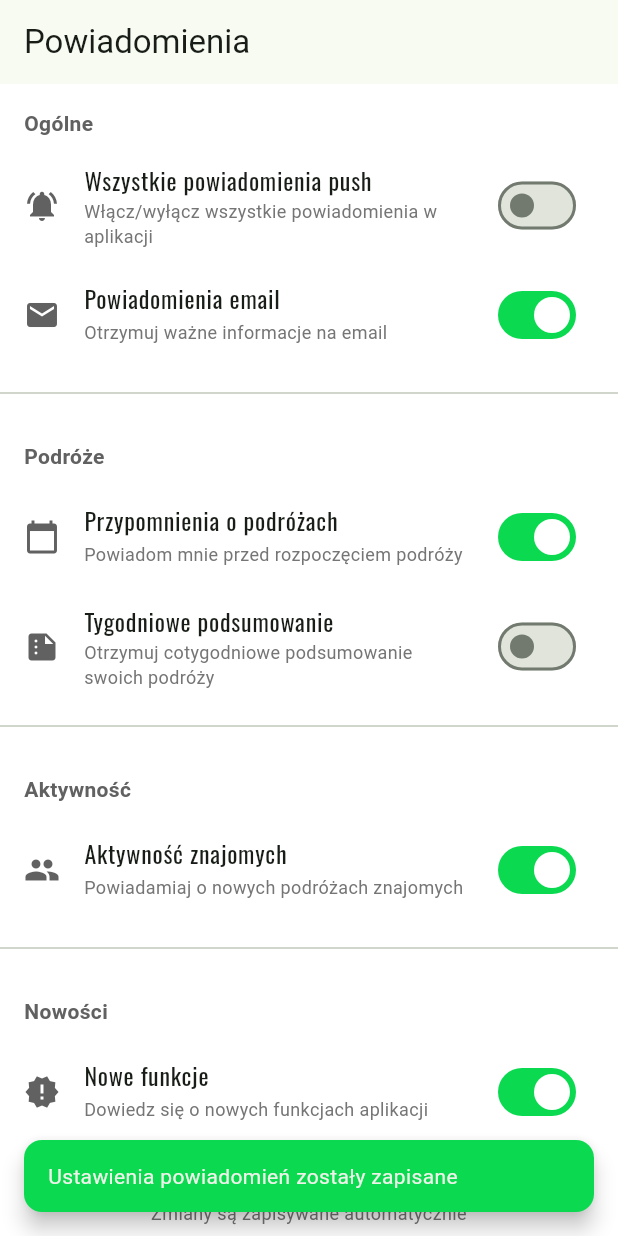
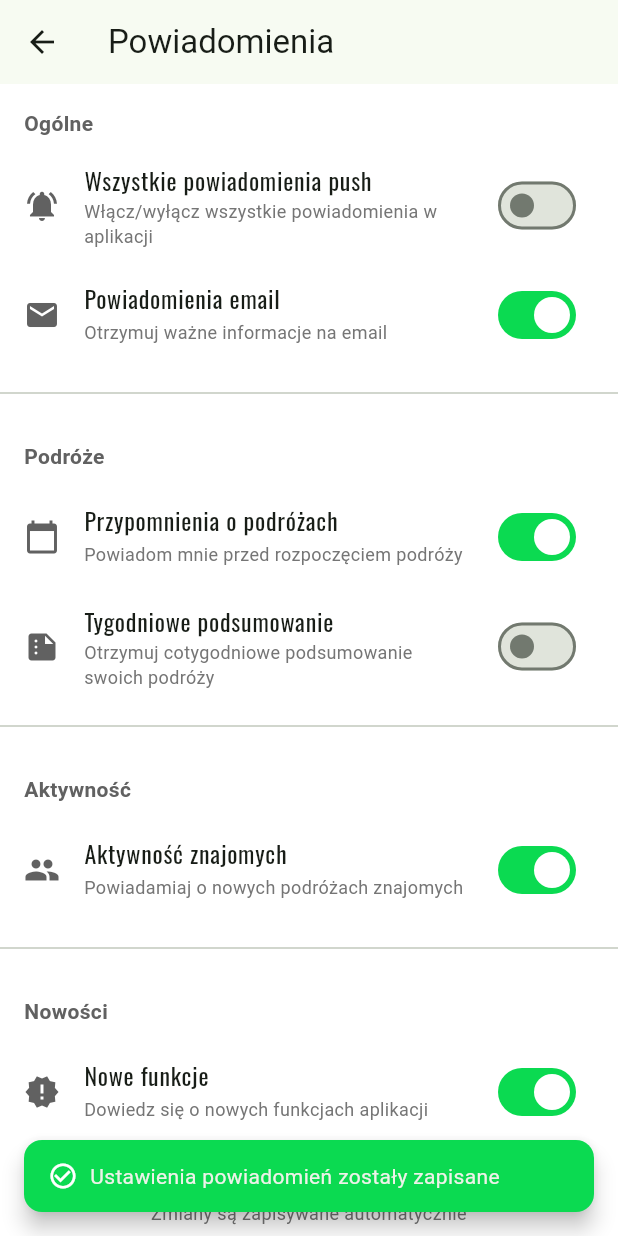
Before and after one commit to Dylo98/trip_planner, a Flutter app: the NotificationSettingsScreen screen opened by its route, after a tap on "Wszystkie powiadomienia push", on a phone screen of 412 x 824 dp. Run offline on Flutter 3.47's test engine with Material 3 defaults, Android fonts, the phone set to English and light mode, and no system bars; our stand-ins replace animated_text_kit, carousel_slider, cloud_firestore, firebase_auth, firebase_core, firebase_storage and 10 more; accounts and stored records are empty.

Commit message:
Refactor code

```diff
--- a/lib/core/navigation/app_router.dart
+++ b/lib/core/navigation/app_router.dart
@@ -2,7 +2,6 @@ import 'package:flutter/material.dart';
 import 'dart:async';
 import 'package:go_router/go_router.dart';
 import 'package:firebase_auth/firebase_auth.dart';
-
 import 'package:trip_planner/features/home/screens/home.dart';
 import 'package:trip_planner/features/auth/screens/auth.dart';
 import 'package:trip_planner/features/profile/screens/change_password.dart';
@@ -68,18 +67,20 @@ final appRouter = GoRouter(
     GoRoute(
       path: '/profile',
       builder: (context, state) => const ProfileScreen(),
-    ),
+      routes: [
         GoRoute(
-      path: '/edit-profile',
+          path: 'edit',
           builder: (context, state) => const EditProfileScreen(),
         ),
         GoRoute(
-      path: '/change-password',
+          path: 'change-password',
           builder: (context, state) => const ChangePasswordScreen(),
         ),
         GoRoute(
-      path: '/notification-settings',
+          path: 'notifications',
           builder: (context, state) => const NotificationSettingsScreen(),
         ),
       ],
+    ),
+  ],
 );
--- a/lib/core/theme/colors.dart
+++ b/lib/core/theme/colors.dart
@@ -14,8 +14,8 @@ class AppColors {
 
   static final primaryGradient = LinearGradient(
     colors: [
-      primary.withOpacity(0.8),
-      secondary.withOpacity(0.8),
+      primary.withValues(alpha: 0.8),
+      secondary.withValues(alpha: 0.8),
     ],
     begin: Alignment.topLeft,
     end: Alignment.bottomRight,
--- a/lib/core/theme/input_style.dart
+++ b/lib/core/theme/input_style.dart
@@ -80,7 +80,7 @@ class AppInputStyle {
       errorText: errorText,
       labelStyle: const TextStyle(color: AppColors.grey, fontSize: 14),
       hintStyle:
-          TextStyle(color: AppColors.grey.withOpacity(0.6), fontSize: 14),
+          TextStyle(color: AppColors.grey.withValues(alpha: 0.6), fontSize: 14),
       border: const UnderlineInputBorder(
         borderSide: BorderSide(color: AppColors.lightGrey, width: 1),
       ),
--- a/lib/core/widgets/app_notifications.dart
+++ b/lib/core/widgets/app_notifications.dart
@@ -10,6 +10,7 @@ class AppNotifications {
     required BuildContext context,
     required String message,
     required Color backgroundColor,
+    IconData? icon,
   }) {
     if (!context.mounted) return;
 
@@ -27,7 +28,15 @@ class AppNotifications {
 
     messenger.showSnackBar(
       SnackBar(
-        content: Text(message),
+        content: Row(
+          children: [
+            if (icon != null) ...[
+              Icon(icon, color: Colors.white, size: 20),
+              const SizedBox(width: 8),
+            ],
+            Expanded(child: Text(message)),
+          ],
+        ),
         backgroundColor: backgroundColor,
         behavior: SnackBarBehavior.floating,
         duration: const Duration(seconds: 3),
@@ -46,7 +55,12 @@ class AppNotifications {
     required BuildContext context,
     required String message,
   }) {
-    _show(context: context, message: message, backgroundColor: AppColors.red);
+    _show(
+      context: context,
+      message: message,
+      backgroundColor: AppColors.red,
+      icon: Icons.error_outline,
+    );
   }
 
   static void showSuccess({
@@ -54,7 +68,10 @@ class AppNotifications {
     required String message,
   }) {
     _show(
-        context: context, message: message, backgroundColor: AppColors.primary);
+        context: context,
+        message: message,
+        backgroundColor: AppColors.primary,
+        icon: Icons.check_circle_outline);
   }
 
   static void showInfo({
--- a/lib/core/widgets/buttons/form_auth_btn.dart
+++ b/lib/core/widgets/buttons/form_auth_btn.dart
@@ -24,7 +24,7 @@ class FormAuthBtn extends StatelessWidget {
         borderRadius: BorderRadius.circular(25),
         boxShadow: [
           BoxShadow(
-            color: AppColors.primary.withOpacity(0.3),
+            color: AppColors.primary.withValues(alpha: 0.3),
             blurRadius: 8,
             offset: const Offset(0, 4),
           ),
--- a/lib/features/profile/screens/profile.dart
+++ b/lib/features/profile/screens/profile.dart
@@ -249,17 +249,17 @@ class _ProfileScreenState extends ConsumerState<ProfileScreen> {
                   _buildProfileOption(
                     icon: Icons.person_outline,
                     title: 'Edytuj profil',
-                    onTap: () => context.push('/edit-profile'),
+                    onTap: () => context.push('/profile/edit'),
                   ),
                   _buildProfileOption(
                     icon: Icons.notifications_outlined,
                     title: 'Powiadomienia',
-                    onTap: () => context.push('/notification-settings'),
+                    onTap: () => context.push('/profile/notifications'),
                   ),
                   _buildProfileOption(
                     icon: Icons.security_outlined,
                     title: 'Prywatność i bezpieczeństwo',
-                    onTap: () => context.push('/change-password'),
+                    onTap: () => context.push('/profile/change-password'),
                   ),
                   const Divider(height: 30),
                   _buildProfileOption(
--- a/lib/features/trip/widgets/new_trip_marker_details_sheet.dart
+++ b/lib/features/trip/widgets/new_trip_marker_details_sheet.dart
@@ -213,7 +213,6 @@ class _NewTripMarkerDetailsSheetState
                         onChanged: (_) => _debouncedUpdate(),
                       ),
                       const SizedBox(height: 16),
-
                       TextFormField(
                         controller: _descriptionController,
                         decoration: const InputDecoration(
@@ -224,7 +223,6 @@ class _NewTripMarkerDetailsSheetState
                         onChanged: (_) => _debouncedUpdate(),
                       ),
                       const SizedBox(height: 16),
-
                       ListTile(
                         leading: const Icon(Icons.flight_land),
                         title: const Text('Data przyjazdu'),
@@ -272,7 +270,6 @@ class _NewTripMarkerDetailsSheetState
                         },
                       ),
                       const Divider(height: 32),
-
                       TextFormField(
                         controller: _expenseController,
                         decoration: const InputDecoration(
@@ -287,7 +284,6 @@ class _NewTripMarkerDetailsSheetState
                         onChanged: (_) => _debouncedUpdate(),
                       ),
                       const Divider(height: 32),
-
                       if (_isLoadingPlaces)
                         const Center(
                           child: Padding(
@@ -465,7 +461,6 @@ class _NewTripMarkerDetailsSheetState
                             ),
                           ],
                         ),
-
                       Padding(
                         padding: const EdgeInsets.only(top: 16),
                         child: Center(
```
Also changed, not shown: lib/core/utils/user_utils.dart (+11 -1 lines), lib/features/trip/widgets/marker_details_sheet.dart (+2 -11 lines). Lines whose indentation alone changed are shown as unchanged.
